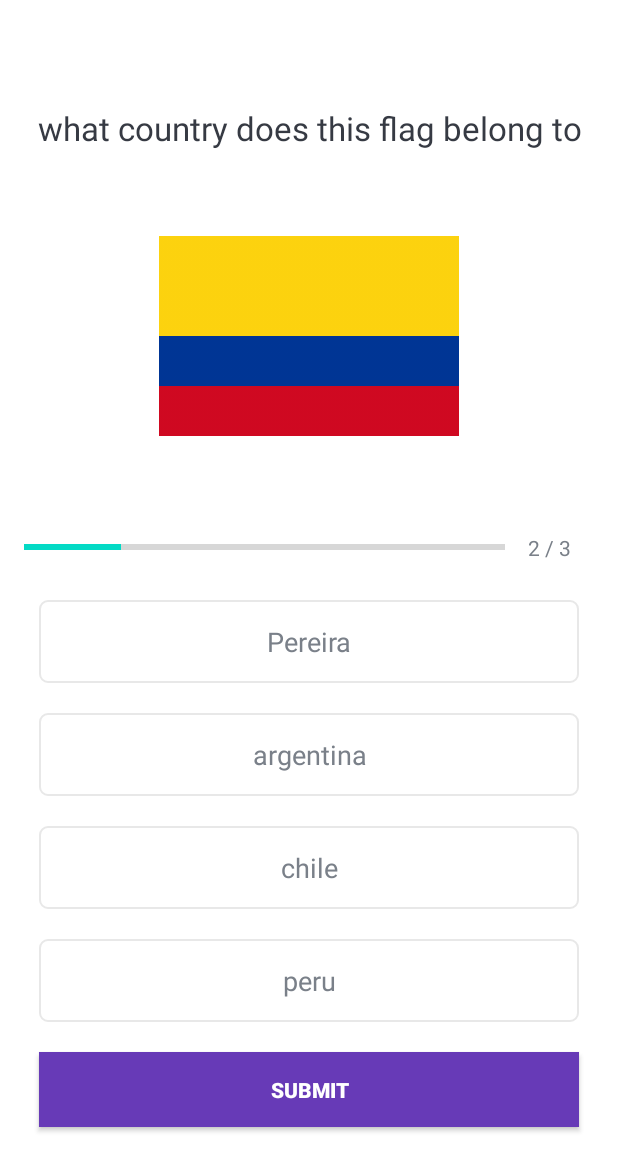
After one commit to Sok4h/QuizApp, an Android app: the QuizQuestionActivity screen opened directly, with no data from a screen before it, on a phone screen of 412 x 824 dp. The commit adds this screen. Shown: the top 1171 px of the screen. Run offline under Robolectric (Android 15) with nearby library versions, the phone set to English and light mode, and no system bars.

Commit message:
Question UI + displaying questions

```diff
--- a/app/build.gradle
+++ b/app/build.gradle
@@ -30,6 +30,9 @@ android {
     kotlinOptions {
         jvmTarget = '1.8'
     }
+    buildFeatures {
+        viewBinding = true
+    }
 }
 
 dependencies {
--- a/app/src/main/AndroidManifest.xml
+++ b/app/src/main/AndroidManifest.xml
@@ -9,10 +9,14 @@
         android:roundIcon="@mipmap/ic_launcher_round"
         android:supportsRtl="true"
         android:theme="@style/Theme.QuizApp">
-        <activity android:name=".MainActivity"
+        <activity android:name=".QuizQuestionActivity"
+            android:screenOrientation="portrait"
+            >
+        </activity>
+        <activity
+            android:name=".MainActivity"
             android:screenOrientation="portrait"
             android:windowSoftInputMode="adjustResize">
-
             <intent-filter>
                 <action android:name="android.intent.action.MAIN" />
 
--- /dev/null
+++ b/app/src/main/java/com/sokah/quizapp/Constants.kt
@@ -0,0 +1,25 @@
+package com.sokah.quizapp
+
+object Constants {
+
+    fun getQuestions():ArrayList<Question>{
+
+        val questionsList = ArrayList<Question>()
+        val q1 = Question(1,"what country does this flag belong to",R.drawable.argentina_flag,
+        "argentina","colombia","chile","peru",1)
+
+        questionsList.add(q1)
+
+        val q2 = Question(2,"what country does this flag belong to",R.drawable.colombia_flag,
+            "colombia","argentina","chile","peru",1)
+
+        questionsList.add(q2)
+
+        val q3 = Question(3,"what country does this flag belong to",R.drawable.peru_flag,
+            "colombia","argentina","chile","peru",4)
+
+        questionsList.add(q3)
+        return questionsList
+    }
+
+}
--- a/app/src/main/java/com/sokah/quizapp/MainActivity.kt
+++ b/app/src/main/java/com/sokah/quizapp/MainActivity.kt
@@ -1,11 +1,39 @@
 package com.sokah.quizapp
 
+
+import android.content.Intent
 import androidx.appcompat.app.AppCompatActivity
 import android.os.Bundle
+import android.view.View
+import android.widget.Toast
+import com.sokah.quizapp.databinding.ActivityMainBinding
+
 
 class MainActivity : AppCompatActivity() {
+
+    private lateinit var binding: ActivityMainBinding
+
     override fun onCreate(savedInstanceState: Bundle?) {
         super.onCreate(savedInstanceState)
-        setContentView(R.layout.activity_main)
+        binding=ActivityMainBinding.inflate(layoutInflater)
+        setContentView(binding.root)
+
+        // Hide the status bar.
+        window.decorView.systemUiVisibility = View.SYSTEM_UI_FLAG_FULLSCREEN
+        //actionBar?.hide()
+
+        binding.btnStart.setOnClickListener {
+
+            // verifica si el usuario está vacio
+            if (binding.inputName.text.isEmpty()) {
+
+                Toast.makeText(this, "Please enter a name", Toast.LENGTH_SHORT).show()
+            }else{
+            //lleva a la actividad de preguntas
+                var intent = Intent(this,QuizQuestionActivity::class.java)
+                startActivity(intent)
+                finish()
+            }
+        }
     }
 }
--- /dev/null
+++ b/app/src/main/java/com/sokah/quizapp/Question.kt
@@ -0,0 +1,14 @@
+package com.sokah.quizapp
+
+class Question(
+
+    val id:Int,
+    val question:String,
+    val image:Int,
+    val option1:String,
+    val option2:String,
+    val option3:String,
+    val option4:String,
+    val correctAnswer:Int
+
+)
--- /dev/null
+++ b/app/src/main/java/com/sokah/quizapp/QuizQuestionActivity.kt
@@ -0,0 +1,29 @@
+package com.sokah.quizapp
+
+import androidx.appcompat.app.AppCompatActivity
+import android.os.Bundle
+import android.util.Log
+import com.sokah.quizapp.databinding.ActivityQuizQuestionBinding
+
+class QuizQuestionActivity : AppCompatActivity() {
+
+    private lateinit var binding : ActivityQuizQuestionBinding
+    override fun onCreate(savedInstanceState: Bundle?) {
+        binding = ActivityQuizQuestionBinding.inflate(layoutInflater)
+        super.onCreate(savedInstanceState)
+        setContentView(binding.root)
+
+        val questionList = Constants.getQuestions()
+        var currentPosition = 2
+        var currentQuestion:Question? = questionList[currentPosition - 1]
+        Log.e("TAG", "Question " + questionList.size.toString())
+
+        binding.tvQuestion.text=currentQuestion?.question
+        binding.optionTwo.text=currentQuestion?.option2
+        binding.optionThree.text=currentQuestion?.option3
+        binding.optionFour.text=currentQuestion?.option4
+        binding.questionImage.setImageResource(currentQuestion!!.image)
+        binding.progressBar.progress=currentPosition
+        binding.tvProgressBar.text="$currentPosition / ${questionList.size}"
+    }
+}
--- /dev/null
+++ b/app/src/main/res/drawable/default_option_resource.xml
@@ -0,0 +1,16 @@
+<?xml version="1.0" encoding="utf-8"?>
+<shape  xmlns:android="http://schemas.android.com/apk/res/android"
+
+    android:shape="rectangle">
+
+    <stroke
+        android:width="1dp"
+        android:color="#E8E8E8"></stroke>
+
+    <solid
+        android:color="@android:color/white"></solid>
+
+    <corners android:radius="5dp"></corners>
+
+
+</shape>
--- a/app/src/main/res/layout/activity_main.xml
+++ b/app/src/main/res/layout/activity_main.xml
@@ -68,6 +68,7 @@
                 android:layout_marginTop="16dp">
 
                 <EditText
+                    android:id="@+id/inputName"
                     android:layout_width="match_parent"
                     android:layout_height="wrap_content"
                     android:hint="Name"
--- /dev/null
+++ b/app/src/main/res/layout/activity_quiz_question.xml
@@ -0,0 +1,127 @@
+<?xml version="1.0" encoding="utf-8"?>
+<ScrollView  xmlns:android="http://schemas.android.com/apk/res/android"
+    xmlns:app="http://schemas.android.com/apk/res-auto"
+    xmlns:tools="http://schemas.android.com/tools"
+    android:layout_width="match_parent"
+    android:fillViewport="true"
+    android:layout_height="match_parent"
+    tools:context=".QuizQuestionActivity">
+
+    <LinearLayout
+        android:layout_width="match_parent"
+        android:layout_height="wrap_content"
+        android:orientation="vertical"
+        android:padding="16dp"
+        android:gravity="center">
+
+        <TextView
+            android:id="@+id/tvQuestion"
+            android:layout_width="match_parent"
+            android:layout_height="wrap_content"
+            android:layout_margin="8dp"
+            android:gravity="center"
+            android:text="Question placeholder"
+            android:textAlignment="center"
+            android:textColor="#363A43"
+            android:textSize="22sp"></TextView>
+
+        <ImageView
+            android:id="@+id/questionImage"
+            android:layout_width="200dp"
+            android:layout_height="200dp"
+            android:layout_marginTop="16dp"
+            android:src="@drawable/chile_flag" />
+
+        <LinearLayout
+            android:id="@+id/progressDetail"
+            android:layout_width="match_parent"
+            android:layout_height="wrap_content"
+            android:layout_marginTop="16dp"
+            android:orientation="horizontal">
+
+            <ProgressBar
+                android:id="@+id/progressBar"
+                android:layout_width="0dp"
+                android:layout_height="wrap_content"
+                android:layout_weight="1"
+                android:max="10"
+                android:minHeight="50dp"
+                android:progress="0"
+                android:indeterminate="false"
+                style="?android:attr/progressBarStyleHorizontal"
+
+                />
+
+            <TextView
+                android:id="@+id/tvProgressBar"
+                android:layout_width="wrap_content"
+                android:layout_height="wrap_content"
+                android:padding="15dp"
+                android:text="1/10"
+                android:textAlignment="center"
+                android:textColor="#7A8089"
+                android:textSize="14sp"/>
+        </LinearLayout>
+        <TextView
+            android:id="@+id/optionOne"
+            android:layout_width="match_parent"
+            android:layout_height="wrap_content"
+            android:layout_margin="10dp"
+            android:padding="15dp"
+            android:background="@drawable/default_option_resource"
+            android:text="Pereira"
+            android:gravity="center"
+            android:textColor="#7A8089"
+            android:textSize="18sp"
+            />
+
+        <TextView
+            android:id="@+id/optionTwo"
+            android:layout_width="match_parent"
+            android:layout_height="wrap_content"
+            android:layout_margin="10dp"
+            android:padding="15dp"
+            android:background="@drawable/default_option_resource"
+            android:text="Pereira"
+            android:gravity="center"
+            android:textColor="#7A8089"
+            android:textSize="18sp" />
+
+        <TextView
+            android:id="@+id/optionThree"
+            android:layout_width="match_parent"
+            android:layout_height="wrap_content"
+            android:layout_margin="10dp"
+            android:padding="15dp"
+            android:background="@drawable/default_option_resource"
+            android:text="Pereira"
+            android:gravity="center"
+            android:textColor="#7A8089"
+            android:textSize="18sp" />
+        <TextView
+            android:id="@+id/optionFour"
+            android:layout_width="match_parent"
+            android:layout_height="wrap_content"
+            android:layout_margin="10dp"
+            android:padding="15dp"
+            android:background="@drawable/default_option_resource"
+            android:text="Pereira"
+            android:gravity="center"
+            android:textColor="#7A8089"
+            android:textSize="18sp"
+            />
+
+        <Button
+            android:id="@+id/btnSubmit"
+            style="@android:style/Widget.Material.Button"
+            android:layout_width="match_parent"
+            android:layout_height="wrap_content"
+            android:layout_margin="10dp"
+            android:background="#673AB7"
+            android:padding="15dp"
+            android:text="Submit"
+            android:textColor="#FFFFFF"
+            android:textStyle="bold" />
+    </LinearLayout>
+
+</ScrollView>
```
Also changed, not shown: app/src/main/res/drawable-v24/argentina_flag.png (added), app/src/main/res/drawable-v24/chile_flag.png (added), app/src/main/res/drawable-v24/colombia_flag.png (added), app/src/main/res/drawable-v24/peru_flag.png (added).
